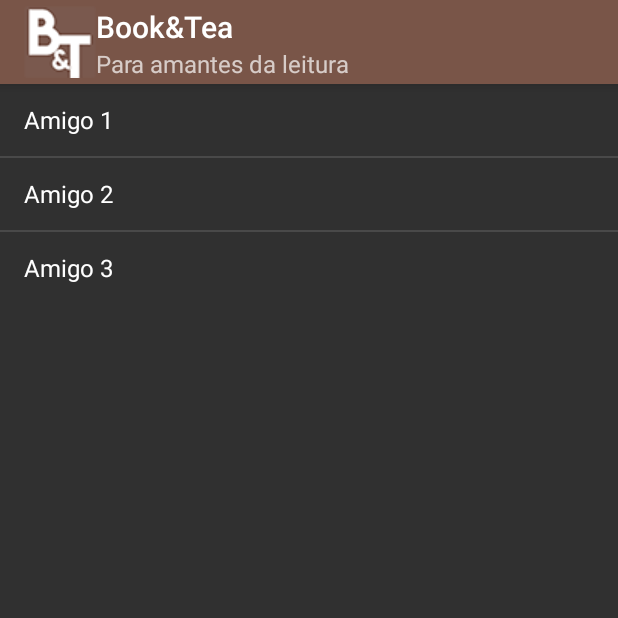
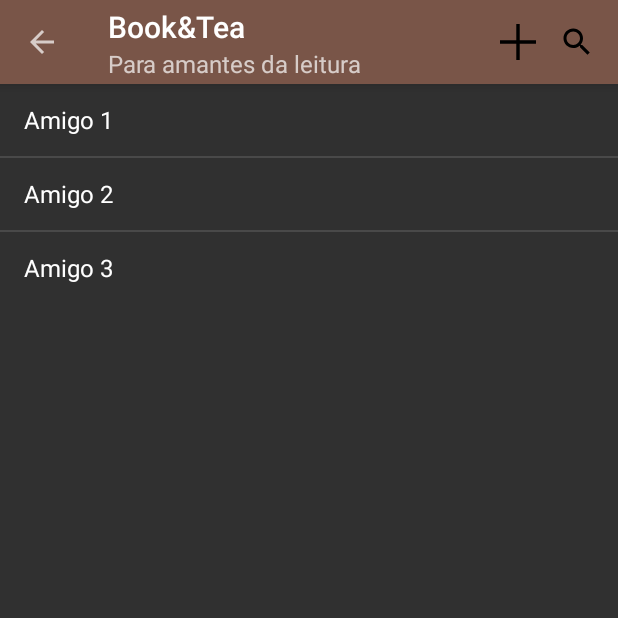
Before and after one commit to DavidBorges/BooK_Tea, an Android app: the FriendListActivity screen opened directly, with no data from a screen before it, on a phone screen of 412 x 824 dp, the top half of it. Run offline under Robolectric (Android 15) with nearby library versions, the phone set to English and light mode, and no system bars.

Commit message:
Back buttons, Toolbar Buttons com Toast

```diff
--- a/Book_Tea/app/src/main/java/br/edu/ifpe/tads/pdm/book_tea/ActivitySplash.java
+++ b/Book_Tea/app/src/main/java/br/edu/ifpe/tads/pdm/book_tea/ActivitySplash.java
@@ -18,7 +18,7 @@ public class ActivitySplash extends AppCompatActivity {
         iv= (ImageView) findViewById(R.id.iv);
         Animation myanim = AnimationUtils.loadAnimation(this, R.anim.mytransition);
         iv.startAnimation(myanim);
-        final Intent i = new Intent(this, FriendListActivity.class);
+        final Intent i = new Intent(this, MainActivity.class);
         Thread timer = new Thread(){
             public void run(){
                 try{
--- a/Book_Tea/app/src/main/java/br/edu/ifpe/tads/pdm/book_tea/FriendListActivity.java
+++ b/Book_Tea/app/src/main/java/br/edu/ifpe/tads/pdm/book_tea/FriendListActivity.java
@@ -4,12 +4,18 @@ import android.support.v4.app.FragmentTransaction;
 import android.support.v7.app.AppCompatActivity;
 import android.os.Bundle;
 import android.support.v7.widget.Toolbar;
+import android.view.MenuItem;
+import android.view.View;
+import android.widget.ImageButton;
+import android.widget.Toast;
 
 import br.edu.ifpe.tads.pdm.book_tea.fragments.ListaAmigosFragment;
 import br.edu.ifpe.tads.pdm.book_tea.fragments.LivroFragment;
 
 public class FriendListActivity extends AppCompatActivity {
     private Toolbar mainToolbar;
+    private ImageButton search;
+    private ImageButton add;
 
     @Override
     protected void onCreate(Bundle savedInstanceState) {
@@ -19,8 +25,15 @@ public class FriendListActivity extends AppCompatActivity {
         mainToolbar= (Toolbar) findViewById(R.id.toolbar_main);
         mainToolbar.setTitle("Book&Tea");
         mainToolbar.setSubtitle("Para amantes da leitura");
-        mainToolbar.setLogo(R.drawable.logo_book_tea_min);
         setSupportActionBar(mainToolbar);
+
+
+        if(getSupportActionBar()!= null){
+            getSupportActionBar().setDisplayHomeAsUpEnabled(true);
+            getSupportActionBar().setDisplayShowHomeEnabled(true);
+        }
+
+
 
         ListaAmigosFragment fragment = (ListaAmigosFragment) getSupportFragmentManager().findFragmentByTag("fragment_main");
         if (fragment == null) {
@@ -29,5 +42,31 @@ public class FriendListActivity extends AppCompatActivity {
             fragmentTransaction.replace(R.id.rl_fragment_container, fragment, "fragment_main");
             fragmentTransaction.commit();
         }
+
+        search = (ImageButton) findViewById(R.id.search);
+        add = (ImageButton) findViewById(R.id.add);
+
+        search.setOnClickListener(new View.OnClickListener(){
+            @Override
+            public void onClick(View view){
+                Toast.makeText(FriendListActivity.this, "Implementação_Futura", Toast.LENGTH_SHORT).show();
+            }
+        });
+
+        add.setOnClickListener(new View.OnClickListener(){
+            @Override
+            public void onClick(View view){
+                Toast.makeText(FriendListActivity.this, "Implementação_Futura", Toast.LENGTH_SHORT).show();
+            }
+        });
+
+    }
+
+    @Override
+    public boolean onOptionsItemSelected(MenuItem item){
+        if(item.getItemId()== android.R.id.home)
+        finish();
+
+        return super.onOptionsItemSelected(item);
     }
 }
--- /dev/null
+++ b/Book_Tea/app/src/main/res/drawable/ic_add.xml
@@ -0,0 +1,4 @@
+<vector android:height="24dp" android:viewportHeight="42.0"
+    android:viewportWidth="42.0" android:width="24dp" xmlns:android="http://schemas.android.com/apk/res/android">
+    <path android:fillColor="#FF000000" android:pathData="M42,19l-19,0l0,-19l-4,0l0,19l-19,0l0,4l19,0l0,19l4,0l0,-19l19,0z"/>
+</vector>
--- /dev/null
+++ b/Book_Tea/app/src/main/res/drawable/ic_search_black_24dp.xml
@@ -0,0 +1,9 @@
+<vector xmlns:android="http://schemas.android.com/apk/res/android"
+        android:width="24dp"
+        android:height="24dp"
+        android:viewportWidth="24.0"
+        android:viewportHeight="24.0">
+    <path
+        android:fillColor="#FF000000"
+        android:pathData="M15.5,14h-0.79l-0.28,-0.27C15.41,12.59 16,11.11 16,9.5 16,5.91 13.09,3 9.5,3S3,5.91 3,9.5 5.91,16 9.5,16c1.61,0 3.09,-0.59 4.23,-1.57l0.27,0.28v0.79l5,4.99L20.49,19l-4.99,-5zM9.5,14C7.01,14 5,11.99 5,9.5S7.01,5 9.5,5 14,7.01 14,9.5 11.99,14 9.5,14z"/>
+</vector>
--- a/Book_Tea/app/src/main/res/layout/activity_friend_list.xml
+++ b/Book_Tea/app/src/main/res/layout/activity_friend_list.xml
@@ -13,7 +13,26 @@
         android:layout_width="match_parent"
         android:minHeight="?attr/actionBarSize"
         android:background="?attr/colorPrimary"
-        app:popupTheme="@style/ThemeOverlay.AppCompat.Light"/>
+        app:popupTheme="@style/ThemeOverlay.AppCompat.Light">
+
+        <ImageButton
+            android:id="@+id/search"
+            android:layout_width="wrap_content"
+            android:layout_height="wrap_content"
+            android:layout_marginRight="15dp"
+            android:layout_gravity="right"
+            android:src="@drawable/ic_search_black_24dp"
+            android:background="@color/colorPrimary"/>
+
+        <ImageButton
+            android:id="@+id/add"
+            android:layout_width="wrap_content"
+            android:layout_height="wrap_content"
+            android:layout_marginRight="15dp"
+            android:layout_gravity="right"
+            android:src="@drawable/ic_add"
+            android:background="@color/colorPrimary"/>
+    </android.support.v7.widget.Toolbar>
 
     <RelativeLayout
         android:id="@+id/rl_fragment_container"
```
Also changed, not shown: Book_Tea/app/src/main/java/br/edu/ifpe/tads/pdm/book_tea/LoginActivity.java (+22 -1 lines), Book_Tea/app/src/main/java/br/edu/ifpe/tads/pdm/book_tea/MainActivity.java (+18 -0 lines), Book_Tea/app/src/main/java/br/edu/ifpe/tads/pdm/book_tea/RegisterActivity.java (+22 -1 lines), Book_Tea/app/src/main/res/layout/activity_main.xml (+9 -0 lines).
